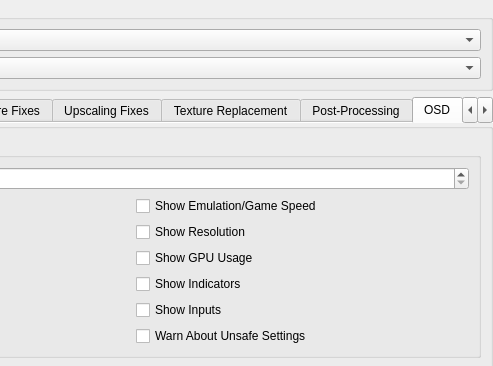
Above: pcsx2-qt/Settings/GraphicsSettingsWidget.ui from PCSX2/pcsx2 before the change; both pictures show x 227 to 720 and y 0 to 366 of the 720 by 479 pixel window. Below: the same form after it.
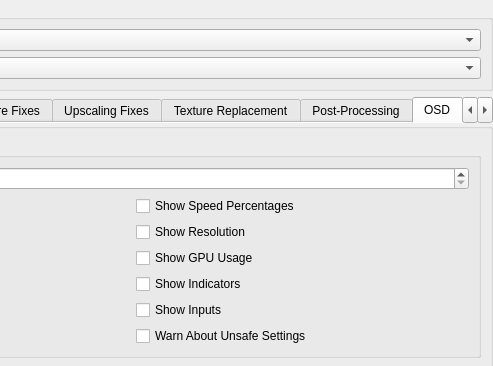
That is the form after the change. The open tabs and pages were chosen to show the change.

Commit message: Settling the Show Speeds for "Show Speed Percentages"

What changed in the file:
```diff
--- a/pcsx2-qt/Settings/GraphicsSettingsWidget.ui
+++ b/pcsx2-qt/Settings/GraphicsSettingsWidget.ui
@@ -1611,7 +1611,7 @@
             <item row="0" column="1">
              <widget class="QCheckBox" name="osdShowSpeed">
               <property name="text">
-               <string>Show Emulation/Game Speed</string>
+               <string>Show Speed Percentages</string>
               </property>
              </widget>
             </item>
```
The commit also changes 1 other file.
